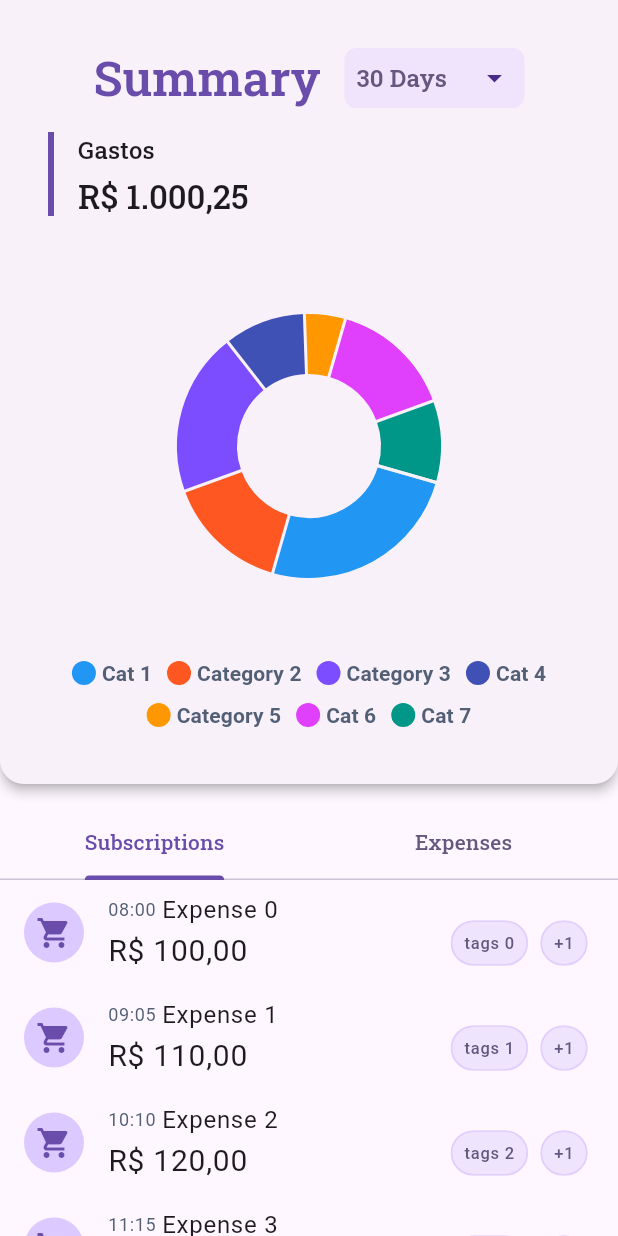
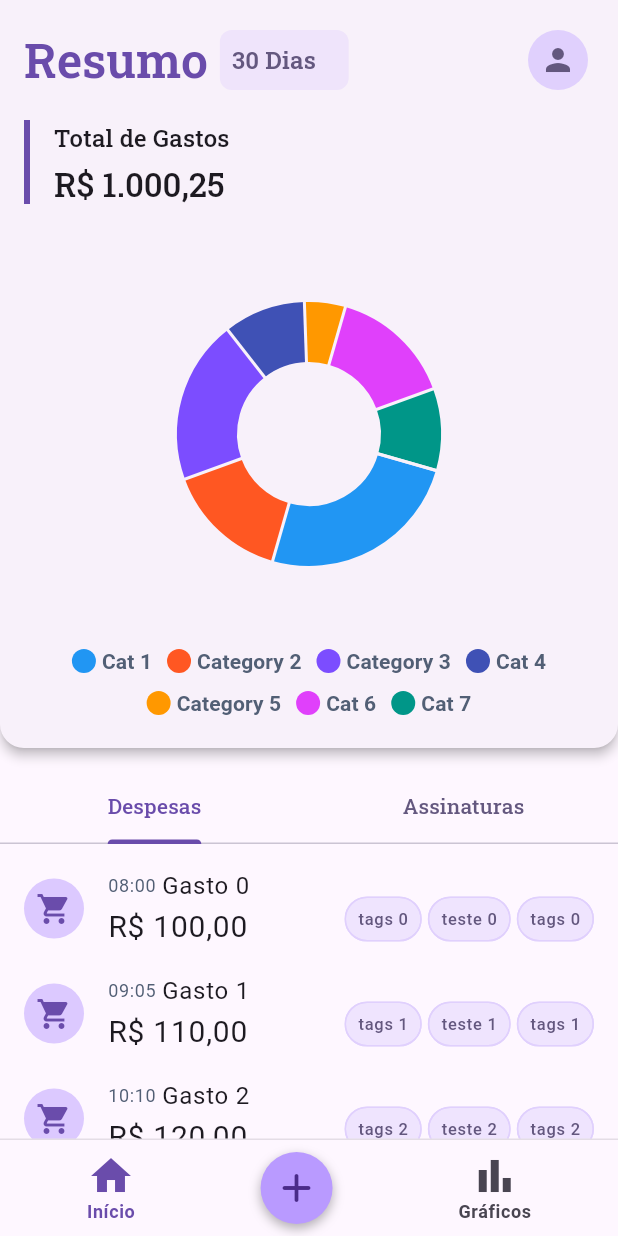
Before and after one commit to Adriaaann/tcc_app, a Flutter app: the WidgetTree screen opened by its route, on a phone screen of 412 x 824 dp. Run offline on Flutter 3.47's test engine with Material 3 defaults, Android fonts, the light colour scheme and no system bars; drawn by our look-alikes of fl_chart; our stand-ins replace google_fonts.

Commit message:
feat: navBar design

```diff
--- a/lib/localization/welcome.dart
+++ b/lib/localization/welcome.dart
@@ -1,5 +1,5 @@
 mixin WelcomeLocale {
-  static const String createAccount = 'Get Started';
-  static const String login = 'Login';
-  static const String guest = 'Continue as guest';
+  static const String createAccount = 'Criar Conta';
+  static const String login = 'Entrar';
+  static const String guest = 'Entrar como convidado';
 }
--- /dev/null
+++ b/lib/views/data/notifiers.dart
@@ -0,0 +1,3 @@
+import 'package:flutter/material.dart';
+
+ValueNotifier<int> selectedPageNotifier = ValueNotifier(0);
--- /dev/null
+++ b/lib/views/pages/graphs_page.dart
@@ -0,0 +1,8 @@
+import 'package:flutter/material.dart';
+
+class GraphsPage extends StatelessWidget {
+  const GraphsPage({super.key});
+
+  @override
+  Widget build(BuildContext context) => Container();
+}
--- /dev/null
+++ b/lib/views/pages/home_page.dart
@@ -0,0 +1,29 @@
+import 'package:flutter/material.dart';
+import 'package:tcc_app/views/pages/widget_tree.dart';
+import 'package:tcc_app/views/widgets/financial_widget.dart';
+import 'package:tcc_app/views/widgets/summary_card_widget.dart';
+
+class Home extends StatelessWidget {
+  const Home({super.key, required this.tabController});
+
+  final TabController tabController;
+
+  @override
+  Widget build(BuildContext context) => SafeArea(
+    child: SingleChildScrollView(
+      child: Column(
+        children: [
+          SummaryCardWidget(
+            durationOptions: durationOptions,
+            sectionData: sectionData,
+          ),
+          FinancialWidget(
+            tabList: tabList,
+            tabController: tabController,
+            cardItems: combinedItems,
+          ),
+        ],
+      ),
+    ),
+  );
+}
--- a/lib/views/pages/widget_tree.dart
+++ b/lib/views/pages/widget_tree.dart
@@ -1,15 +1,17 @@
 import 'package:flutter/material.dart';
 import 'package:tcc_app/models/financial_item_model.dart';
-import 'package:tcc_app/views/widgets/financial_widget.dart';
-import 'package:tcc_app/views/widgets/summary_card_widget.dart';
+import 'package:tcc_app/views/data/notifiers.dart';
+import 'package:tcc_app/views/pages/graphs_page.dart';
+import 'package:tcc_app/views/pages/home_page.dart';
+import 'package:tcc_app/views/widgets/navbar_widget.dart';
 
 final durationOptions = [
-  {'value': '7_days', 'label': '7 Days'},
-  {'value': '15_days', 'label': '15 Days'},
-  {'value': '30_days', 'label': '30 Days'},
-  {'value': '3_months', 'label': '3 Months'},
-  {'value': '6_months', 'label': '6 Months'},
-  {'value': '12_months', 'label': '12 Months'},
+  {'value': '7_days', 'label': '7 Dias'},
+  {'value': '15_days', 'label': '15 Dias'},
+  {'value': '30_days', 'label': '30 Dias'},
+  {'value': '3_months', 'label': '3 Meses'},
+  {'value': '6_months', 'label': '6 Meses'},
+  {'value': '12_months', 'label': '12 Meses'},
 ];
 
 final sectionData = [
@@ -22,7 +24,7 @@ final sectionData = [
   {'color': Colors.teal, 'label': 'Cat 7', 'value': 10.0},
 ];
 
-final tabList = ['Subscriptions', 'Expenses'];
+final tabList = ['Despesas', 'Assinaturas'];
 
 final chipList = [
   'Restaurant',
@@ -37,13 +39,13 @@ final chipList = [
 ];
 
 final List<FinancialItem> example15Items = List.generate(
-  15,
+  10,
   (index) => FinancialItem(
     icon: Icons.shopping_cart,
     hour: DateTime(2025, 9, 1, 8 + (index % 12), (index * 5) % 60),
-    title: 'Expense $index',
+    title: 'Gasto $index',
     value: 'R\$ ${100 + index * 10},00',
-    tags: ['tags $index', 'tagsdawdaw $index', 'tags $index'],
+    tags: ['tags $index', 'teste $index', 'tags $index'],
   ),
 );
 
@@ -51,21 +53,21 @@ final List<FinancialItem> example3Items = [
   FinancialItem(
     icon: Icons.restaurant,
     hour: DateTime(2025, 9, 1, 12, 30),
-    title: 'Lunch',
+    title: 'Almoço',
     value: 'R\$ 45,00',
     tags: ['Duas Tags', 'Café'],
   ),
   FinancialItem(
     icon: Icons.local_cafe,
     hour: DateTime(2025, 9, 1, 15, 0),
-    title: 'Coffee',
+    title: 'Café',
     value: 'R\$ 12,50',
     tags: [],
   ),
   FinancialItem(
     icon: Icons.directions_bus,
     hour: DateTime(2025, 9, 1, 18, 15),
-    title: 'Bus Ticket',
+    title: 'Passagem',
     value: 'R\$ 7,25',
     tags: ['ABlubblbauba'],
   ),
@@ -87,7 +89,7 @@ class _WidgetTreeState extends State<WidgetTree> with TickerProviderStateMixin {
   void initState() {
     super.initState();
     tabController = TabController(length: 2, vsync: this);
-    tabController.addListener(() => setState(() {})); // troca aba
+    tabController.addListener(() => setState(() {}));
   }
 
   @override
@@ -97,23 +99,19 @@ class _WidgetTreeState extends State<WidgetTree> with TickerProviderStateMixin {
   }
 
   @override
-  Widget build(BuildContext context) => Scaffold(
-    body: SafeArea(
-      child: SingleChildScrollView(
-        child: Column(
-          children: [
-            SummaryCardWidget(
-              durationOptions: durationOptions,
-              sectionData: sectionData,
-            ),
-            FinancialWidget(
-              tabList: tabList,
-              tabController: tabController,
-              cardItems: combinedItems,
-            ),
-          ],
-        ),
+  Widget build(BuildContext context) {
+    final List<Widget> pages = [
+      Home(tabController: tabController),
+      const GraphsPage(),
+    ];
+
+    return Scaffold(
+      body: ValueListenableBuilder(
+        valueListenable: selectedPageNotifier,
+        builder: (context, selectedPage, child) =>
+            pages.elementAt(selectedPage),
       ),
-    ),
-  );
+      bottomNavigationBar: const NavbarWidget(),
+    );
+  }
 }
--- a/lib/views/widgets/dropdown_widget.dart
+++ b/lib/views/widgets/dropdown_widget.dart
@@ -32,6 +32,7 @@ class _DropdownWidgetState extends State<DropdownWidget> {
       borderRadius: BorderRadius.circular(8),
     ),
     child: DropdownButton<String>(
+      iconSize: 0,
       isDense: true,
       padding: const EdgeInsets.all(8),
       alignment: Alignment.centerLeft,
--- a/lib/views/widgets/financial_widget.dart
+++ b/lib/views/widgets/financial_widget.dart
@@ -17,18 +17,18 @@ class FinancialWidget extends StatelessWidget {
 
   @override
   Widget build(BuildContext context) => Padding(
-    padding: const EdgeInsetsGeometry.only(top: 16),
+    padding: const EdgeInsets.only(top: 16),
     child: Column(
       children: [
         CustomTabBar(tabList: tabList, tabController: tabController),
-        AnimatedSize(
-          duration: const Duration(milliseconds: 300),
-          curve: Curves.easeInOut,
-          child: IndexedStack(
-            index: tabController.index,
-            children: cardItems
-                .map((items) => FinancialCard(items: items))
-                .toList(),
+        Padding(
+          padding: const EdgeInsets.symmetric(vertical: 8),
+          child: AnimatedBuilder(
+            animation: tabController,
+            builder: (context, _) {
+              final index = tabController.index;
+              return FinancialCard(items: cardItems[index]);
+            },
           ),
         ),
       ],
--- /dev/null
+++ b/lib/views/widgets/navbar_widget.dart
@@ -0,0 +1,111 @@
+import 'package:flutter/material.dart';
+import 'package:tcc_app/utils/theme_extensions.dart';
+import 'package:tcc_app/views/data/notifiers.dart';
+
+void main() => runApp(const NavbarWidget());
+
+class NavbarWidget extends StatelessWidget {
+  const NavbarWidget({super.key});
+
+  @override
+  Widget build(BuildContext context) => ValueListenableBuilder(
+    valueListenable: selectedPageNotifier,
+    builder: (context, selectedPage, child) => Container(
+      decoration: BoxDecoration(
+        color: context.colorScheme.surface,
+        border: Border(
+          top: BorderSide(
+            color: context.colorScheme.outline.withValues(alpha: 0.2),
+          ),
+        ),
+      ),
+      padding: const EdgeInsets.symmetric(horizontal: 16, vertical: 8),
+      child: Row(
+        mainAxisAlignment: MainAxisAlignment.spaceAround,
+        children: [
+          _NavIcon(
+            icon: Icons.home,
+            label: 'Início',
+            selected: selectedPage == 0,
+            onTap: () => selectedPageNotifier.value = 0,
+          ),
+          _AddButton(),
+          _NavIcon(
+            icon: Icons.bar_chart,
+            label: 'Gráficos',
+            selected: selectedPage == 1,
+            onTap: () => selectedPageNotifier.value = 1,
+          ),
+        ],
+      ),
+    ),
+  );
+}
+
+class _AddButton extends StatelessWidget {
+  @override
+  Widget build(BuildContext context) => GestureDetector(
+    onTap: () {},
+    child: Container(
+      padding: const EdgeInsets.all(8),
+      decoration: BoxDecoration(
+        shape: BoxShape.circle,
+        color: context.colorScheme.primaryContainer,
+        boxShadow: [
+          BoxShadow(
+            color: context.colorScheme.shadow.withValues(alpha: 0.3),
+            blurRadius: 6,
+            offset: const Offset(0, 3),
+          ),
+        ],
+      ),
+      child: Icon(
+        Icons.add_rounded,
+        size: 32,
+        color: context.colorScheme.onPrimaryContainer,
+      ),
+    ),
+  );
+}
+
+class _NavIcon extends StatelessWidget {
+  final IconData icon;
+  final String label;
+  final bool selected;
+  final VoidCallback onTap;
+
+  const _NavIcon({
+    required this.icon,
+    required this.label,
+    required this.selected,
+    required this.onTap,
+  });
+
+  @override
+  Widget build(BuildContext context) {
+    final colors = Theme.of(context).colorScheme;
+
+    return InkWell(
+      borderRadius: BorderRadius.circular(16),
+      onTap: onTap,
+      child: Column(
+        mainAxisSize: MainAxisSize.min,
+        mainAxisAlignment: MainAxisAlignment.center,
+        children: [
+          Icon(
+            icon,
+            size: 32,
+            color: selected ? colors.primary : colors.onSurfaceVariant,
+          ),
+          Text(
+            label,
+            style: context.textTheme.bodySmall?.copyWith(
+              color: selected ? colors.primary : colors.onSurfaceVariant,
+              fontWeight: FontWeight.w600,
+            ),
+          ),
+        ],
+      ),
+    );
+  }
+}
--- a/lib/views/widgets/summary_card_widget.dart
+++ b/lib/views/widgets/summary_card_widget.dart
@@ -26,18 +26,18 @@ class SummaryCardWidget extends StatelessWidget {
         ),
       ),
       child: Padding(
-        padding: const EdgeInsets.symmetric(horizontal: 16, vertical: 32),
+        padding: const EdgeInsets.symmetric(horizontal: 16, vertical: 16),
         child: Column(
           spacing: 16,
           crossAxisAlignment: CrossAxisAlignment.start,
           children: [
             _SummaryHeader(
-              text: 'Summary',
+              text: 'Resumo',
               defaultValue: '30_days',
               durationOptions: durationOptions,
             ),
             const _DisplayValue(
-              text: 'Gastos',
+              text: 'Total de Gastos',
               value: r'R$ 1.000,25',
               blank: true,
               negative: false,
@@ -63,9 +63,11 @@ class _SummaryHeader extends StatelessWidget {
 
   @override
   Widget build(BuildContext context) => Row(
-    spacing: 16,
-    mainAxisAlignment: MainAxisAlignment.center,
-    crossAxisAlignment: CrossAxisAlignment.start,
+    mainAxisAlignment: MainAxisAlignment.spaceBetween,
+    children: [
+      Row(
+        spacing: 8,
+        crossAxisAlignment: CrossAxisAlignment.center,
         children: [
           Text(
             text,
@@ -75,6 +77,9 @@ class _SummaryHeader extends StatelessWidget {
             ),
           ),
           DropdownWidget(defaultValue: defaultValue, options: durationOptions),
+        ],
+      ),
+      IconButton.filledTonal(onPressed: () {}, icon: const Icon(Icons.person)),
     ],
   );
 }
@@ -102,8 +107,6 @@ class _DisplayValue extends StatelessWidget {
 
     return FittedBox(
       fit: BoxFit.scaleDown,
-      child: Padding(
-        padding: const EdgeInsets.symmetric(horizontal: 16),
       child: Container(
         padding: const EdgeInsets.symmetric(horizontal: 16),
         decoration: BoxDecoration(
@@ -128,7 +131,6 @@ class _DisplayValue extends StatelessWidget {
           ],
         ),
       ),
-      ),
     );
   }
 }
```
Lines whose indentation alone changed are shown as unchanged.
